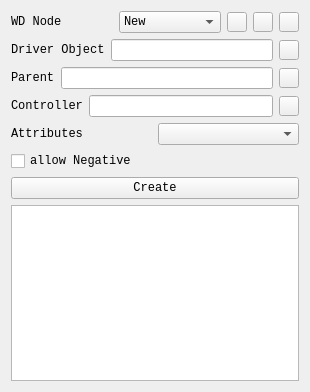
First picture: the form in Faith/moduleInstaller/Faith/modules/Faith/scripts/Faith/Tools/BS_Manager/UI/driver.ui, repository Faith0521/Faith_Proj, before the edit.
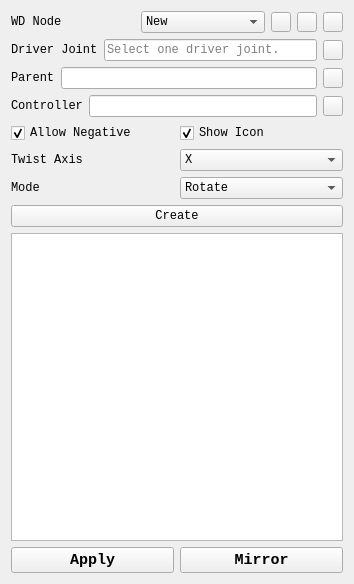
Second picture: the form after the edit. Icons and pictures are not drawn. Custom widgets are drawn as their Qt base class.

```diff
--- a/Faith/moduleInstaller/Faith/modules/Faith/scripts/Faith/Tools/BS_Manager/UI/driver.ui
+++ b/Faith/moduleInstaller/Faith/modules/Faith/scripts/Faith/Tools/BS_Manager/UI/driver.ui
@@ -6,8 +6,8 @@
    <rect>
     <x>0</x>
     <y>0</y>
-    <width>310</width>
-    <height>392</height>
+    <width>354</width>
+    <height>584</height>
    </rect>
   </property>
   <property name="windowTitle">
@@ -17,7 +17,7 @@
    <item>
     <layout class="QHBoxLayout" name="horizontalLayout_2">
      <item>
-      <widget class="QLabel" name="label_2">
+      <widget class="MLabel" name="node_lb">
        <property name="font">
         <font>
          <family>Consolas</family>
@@ -29,7 +29,7 @@
       </widget>
      </item>
      <item>
-      <widget class="QComboBox" name="comboBox">
+      <widget class="MComboBox" name="node_combo">
        <property name="font">
         <font>
          <family>Consolas</family>
@@ -86,6 +86,20 @@
          <height>20</height>
         </size>
        </property>
+       <property name="toolTip">
+        <string>Export</string>
+       </property>
+       <property name="styleSheet">
+        <string notr="true">QPushButton{
+border-image: url(:/icon/save_fill.png);
+}
+QPushButton:hover{
+border-image: url(:/icon/save_fill_light.png);
+}
+QPushButton:pressed{
+border-image: url(:/icon/save_fill_light.png);
+}</string>
+       </property>
        <property name="text">
         <string/>
        </property>
@@ -105,6 +119,20 @@
          <height>20</height>
         </size>
        </property>
+       <property name="toolTip">
+        <string>Import</string>
+       </property>
+       <property name="styleSheet">
+        <string notr="true">QPushButton{
+border-image: url(:/icon/SHAPES_addGroup.png);
+}
+QPushButton:hover{
+border-image: url(:/icon/SHAPES_addGroup_light.png);
+}
+QPushButton:pressed{
+border-image: url(:/icon/SHAPES_addGroup_light.png);
+}</string>
+       </property>
        <property name="text">
         <string/>
        </property>
@@ -117,19 +145,28 @@
      <item>
       <layout class="QHBoxLayout" name="horizontalLayout_3">
        <item>
-        <widget class="QLabel" name="label_3">
+        <widget class="MLabel" name="driver_lb">
          <property name="font">
           <font>
            <family>Consolas</family>
           </font>
          </property>
          <property name="text">
-          <string>Driver Object</string>
+          <string>Driver Joint</string>
          </property>
         </widget>
        </item>
        <item>
-        <widget class="QLineEdit" name="lineEdit"/>
+        <widget class="MLineEdit" name="driver_le">
+         <property name="font">
+          <font>
+           <family>Consolas</family>
+          </font>
+         </property>
+         <property name="placeholderText">
+          <string>Select one driver joint.</string>
+         </property>
+        </widget>
        </item>
        <item>
         <widget class="QPushButton" name="pushButton">
@@ -178,7 +215,13 @@
         </widget>
        </item>
        <item>
-        <widget class="QLineEdit" name="lineEdit_3"/>
+        <widget class="MLineEdit" name="parent_le">
+         <property name="font">
+          <font>
+           <family>Consolas</family>
+          </font>
+         </property>
+        </widget>
        </item>
        <item>
         <widget class="QPushButton" name="pushButton_3">
@@ -215,7 +258,7 @@
      <item>
       <layout class="QHBoxLayout" name="horizontalLayout">
        <item>
-        <widget class="QLabel" name="label">
+        <widget class="MLabel" name="contrl_lb">
          <property name="font">
           <font>
            <family>Consolas</family>
@@ -227,7 +270,13 @@
         </widget>
        </item>
        <item>
-        <widget class="QLineEdit" name="lineEdit_2"/>
+        <widget class="MLineEdit" name="control_le">
+         <property name="font">
+          <font>
+           <family>Consolas</family>
+          </font>
+         </property>
+        </widget>
        </item>
        <item>
         <widget class="QPushButton" name="pushButton_4">
@@ -266,40 +315,122 @@
    <item>
     <layout class="QHBoxLayout" name="horizontalLayout_6">
      <item>
-      <widget class="QLabel" name="label_5">
+      <widget class="MCheckBox" name="allow_cb">
        <property name="font">
         <font>
          <family>Consolas</family>
         </font>
        </property>
        <property name="text">
-        <string>Attributes</string>
+        <string>Allow Negative</string>
        </property>
+       <property name="checked">
+        <bool>true</bool>
+       </property>
       </widget>
      </item>
      <item>
-      <widget class="QComboBox" name="comboBox_2"/>
+      <widget class="MCheckBox" name="checkBox">
+       <property name="font">
+        <font>
+         <family>Consolas</family>
+        </font>
+       </property>
+       <property name="text">
+        <string>Show Icon</string>
+       </property>
+       <property name="checked">
+        <bool>true</bool>
+       </property>
+      </widget>
      </item>
     </layout>
    </item>
    <item>
     <layout class="QHBoxLayout" name="horizontalLayout_7">
      <item>
-      <widget class="QCheckBox" name="checkBox">
+      <widget class="MLabel" name="label">
        <property name="font">
         <font>
          <family>Consolas</family>
         </font>
        </property>
        <property name="text">
-        <string>allow Negative</string>
+        <string>Twist Axis</string>
        </property>
       </widget>
      </item>
+     <item>
+      <widget class="MComboBox" name="comboBox">
+       <property name="font">
+        <font>
+         <family>Consolas</family>
+        </font>
+       </property>
+       <item>
+        <property name="text">
+         <string>X</string>
+        </property>
+       </item>
+       <item>
+        <property name="text">
+         <string>Y</string>
+        </property>
+       </item>
+       <item>
+        <property name="text">
+         <string>Z</string>
+        </property>
+       </item>
+      </widget>
+     </item>
     </layout>
    </item>
    <item>
-    <widget class="QPushButton" name="pushButton_7">
+    <layout class="QHBoxLayout" name="mode_hb">
+     <item>
+      <widget class="MLabel" name="mode_lb">
+       <property name="font">
+        <font>
+         <family>Consolas</family>
+        </font>
+       </property>
+       <property name="text">
+        <string>Mode</string>
+       </property>
+      </widget>
+     </item>
+     <item>
+      <widget class="MComboBox" name="mode_combo">
+       <property name="font">
+        <font>
+         <family>Consolas</family>
+        </font>
+       </property>
+       <item>
+        <property name="text">
+         <string>Rotate</string>
+        </property>
+       </item>
+       <item>
+        <property name="text">
+         <string>Rotate/Twist</string>
+        </property>
+       </item>
+       <item>
+        <property name="text">
+         <string>Twist</string>
+        </property>
+       </item>
+      </widget>
+     </item>
+    </layout>
+   </item>
+   <item>
+    <layout class="QHBoxLayout" name="create_hb"/>
+   </item>
+   <item>
+    <widget class="MPushButton" name="create_btn">
      <property name="font">
       <font>
        <family>Consolas</family>
@@ -311,10 +442,71 @@
     </widget>
    </item>
    <item>
-    <widget class="QListWidget" name="listWidget"/>
+    <widget class="QListWidget" name="bridge_list"/>
+   </item>
+   <item>
+    <layout class="QHBoxLayout" name="apply_hb">
+     <item>
+      <widget class="QPushButton" name="apply_btn">
+       <property name="font">
+        <font>
+         <family>Consolas</family>
+         <pointsize>11</pointsize>
+         <weight>75</weight>
+         <bold>true</bold>
+        </font>
+       </property>
+       <property name="text">
+        <string>Apply</string>
+       </property>
+      </widget>
+     </item>
+     <item>
+      <widget class="QPushButton" name="mirror_btn">
+       <property name="font">
+        <font>
+         <family>Consolas</family>
+         <pointsize>11</pointsize>
+         <weight>75</weight>
+         <bold>true</bold>
+        </font>
+       </property>
+       <property name="text">
+        <string>Mirror</string>
+       </property>
+      </widget>
+     </item>
+    </layout>
    </item>
   </layout>
  </widget>
+ <customwidgets>
+  <customwidget>
+   <class>MPushButton</class>
+   <extends>QPushButton</extends>
+   <header>dayu_widgets.push_button</header>
+  </customwidget>
+  <customwidget>
+   <class>MLineEdit</class>
+   <extends>QLineEdit</extends>
+   <header>dayu_widgets.line_edit</header>
+  </customwidget>
+  <customwidget>
+   <class>MLabel</class>
+   <extends>QLabel</extends>
+   <header>dayu_widgets.label</header>
+  </customwidget>
+  <customwidget>
+   <class>MComboBox</class>
+   <extends>QComboBox</extends>
+   <header location="global">dayu_widgets.combo_box</header>
+  </customwidget>
+  <customwidget>
+   <class>MCheckBox</class>
+   <extends>QCheckBox</extends>
+   <header>dayu_widgets.check_box</header>
+  </customwidget>
+ </customwidgets>
  <resources>
   <include location="../../../../dayu_widgets/static/icon.qrc"/>
  </resources>
```
Left out of the diff: 40 changed lines with no effect on the pictures.
